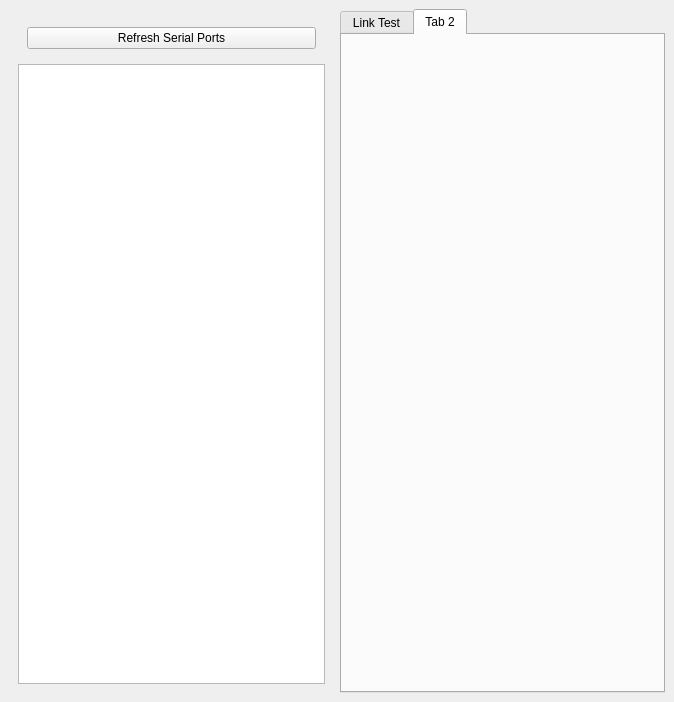
This is Frontend/Windows/MainWindow/mainwindow.ui in WPI-HPRC/gs-control-2024-2025 as Qt 5 draws it before an edit. The edited form follows.
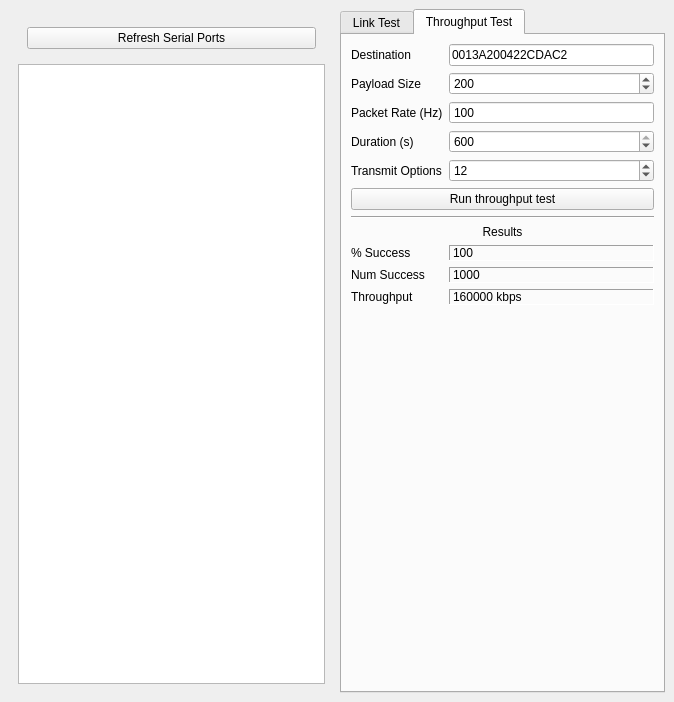
This is the edited form. The open tabs and pages were chosen to show the change. Custom widgets are drawn as their Qt base class.

Commit message: created throughputTest UI

What changed in the file:
```diff
--- a/Frontend/Windows/MainWindow/mainwindow.ui
+++ b/Frontend/Windows/MainWindow/mainwindow.ui
@@ -29,6 +29,9 @@
       <property name="currentIndex">
        <number>0</number>
       </property>
+      <property name="elideMode">
+       <enum>Qt::TextElideMode::ElideRight</enum>
+      </property>
       <property name="usesScrollButtons">
        <bool>false</bool>
       </property>
@@ -373,8 +376,207 @@
       </widget>
       <widget class="QWidget" name="tab_2">
        <attribute name="title">
-        <string>Tab 2</string>
+        <string>Throughput Test</string>
        </attribute>
+       <layout class="QGridLayout" name="gridLayout_4">
+        <item row="0" column="0">
+         <widget class="QLabel" name="label_15">
+          <property name="text">
+           <string>Destination</string>
+          </property>
+         </widget>
+        </item>
+        <item row="1" column="0">
+         <widget class="QLabel" name="label_16">
+          <property name="text">
+           <string>Payload Size</string>
+          </property>
+         </widget>
+        </item>
+        <item row="8" column="0">
+         <widget class="QLabel" name="label_21">
+          <property name="text">
+           <string>% Success</string>
+          </property>
+         </widget>
+        </item>
+        <item row="6" column="0" colspan="2">
+         <widget class="Line" name="line_3">
+          <property name="orientation">
+           <enum>Qt::Orientation::Horizontal</enum>
+          </property>
+         </widget>
+        </item>
+        <item row="9" column="0">
+         <widget class="QLabel" name="label_22">
+          <property name="text">
+           <string>Num Success</string>
+          </property>
+         </widget>
+        </item>
+        <item row="3" column="0">
+         <widget class="QLabel" name="label_18">
+          <property name="text">
+           <string>Duration (s)</string>
+          </property>
+         </widget>
+        </item>
+        <item row="2" column="0">
+         <widget class="QLabel" name="label_17">
+          <property name="text">
+           <string>Packet Rate (Hz)</string>
+          </property>
+         </widget>
+        </item>
+        <item row="4" column="0">
+         <widget class="QLabel" name="label_19">
+          <property name="text">
+           <string>Transmit Options</string>
+          </property>
+         </widget>
+        </item>
+        <item row="5" column="0" colspan="2">
+         <widget class="QPushButton" name="ThroughputTest_Button">
+          <property name="text">
+           <string>Run throughput test</string>
+          </property>
+         </widget>
+        </item>
+        <item row="0" column="1">
+         <widget class="QLineEdit" name="ThroughputTest_DestinationAddress">
+          <property name="text">
+           <string>0013A200422CDAC2</string>
+          </property>
+         </widget>
+        </item>
+        <item row="3" column="1">
+         <widget class="QSpinBox" name="ThroughputTest_Duration">
+          <property name="minimum">
+           <number>10</number>
+          </property>
+          <property name="maximum">
+           <number>600</number>
+          </property>
+          <property name="value">
+           <number>600</number>
+          </property>
+         </widget>
+        </item>
+        <item row="7" column="0" colspan="2">
+         <widget class="QLabel" name="label_20">
+          <property name="text">
+           <string>Results</string>
+          </property>
+          <property name="alignment">
+           <set>Qt::AlignmentFlag::AlignCenter</set>
+          </property>
+         </widget>
+        </item>
+        <item row="2" column="1">
+         <widget class="QSpinBox" name="ThroughputTest_PacketRate">
+          <property name="buttonSymbols">
+           <enum>QAbstractSpinBox::ButtonSymbols::NoButtons</enum>
+          </property>
+          <property name="minimum">
+           <number>100</number>
+          </property>
+          <property name="maximum">
+           <number>200</number>
+          </property>
+          <property name="value">
+           <number>100</number>
+          </property>
+         </widget>
+        </item>
+        <item row="1" column="1">
+         <widget class="QSpinBox" name="ThroughputTest_PayloadTest">
+          <property name="minimum">
+           <number>1</number>
+          </property>
+          <property name="maximum">
+           <number>255</number>
+          </property>
+          <property name="singleStep">
+           <number>10</number>
+          </property>
+          <property name="value">
+           <number>200</number>
+          </property>
+         </widget>
+        </item>
+        <item row="11" column="0" colspan="2">
+         <spacer name="verticalSpacer_2">
+          <property name="orientation">
+           <enum>Qt::Orientation::Vertical</enum>
+          </property>
+          <property name="sizeHint" stdset="0">
+           <size>
+            <width>20</width>
+            <height>40</height>
+           </size>
+          </property>
+         </spacer>
+        </item>
+        <item row="10" column="0">
+         <widget class="QLabel" name="label_23">
+          <property name="text">
+           <string>Throughput</string>
+          </property>
+         </widget>
+        </item>
+        <item row="8" column="1">
+         <widget class="QLabel" name="ThroughputTestResult_PercentSuccess">
+          <property name="frameShape">
+           <enum>QFrame::Shape::Panel</enum>
+          </property>
+          <property name="frameShadow">
+           <enum>QFrame::Shadow::Sunken</enum>
+          </property>
+          <property name="text">
+           <string>100</string>
+          </property>
+         </widget>
+        </item>
+        <item row="9" column="1">
+         <widget class="QLabel" name="ThroughputTestResult_NumSuccess">
+          <property name="frameShape">
+           <enum>QFrame::Shape::Panel</enum>
+          </property>
+          <property name="frameShadow">
+           <enum>QFrame::Shadow::Sunken</enum>
+          </property>
+          <property name="text">
+           <string>1000</string>
+          </property>
+         </widget>
+        </item>
+        <item row="10" column="1">
+         <widget class="QLabel" name="ThroughputTestResult_Throughput">
+          <property name="frameShape">
+           <enum>QFrame::Shape::Panel</enum>
+          </property>
+          <property name="frameShadow">
+           <enum>QFrame::Shadow::Sunken</enum>
+          </property>
+          <property name="text">
+           <string>160000 kbps</string>
+          </property>
+         </widget>
+        </item>
+        <item row="4" column="1">
+         <widget class="QSpinBox" name="ThroughputTest_TransmitOptions">
+          <property name="maximum">
+           <number>255</number>
+          </property>
+          <property name="value">
+           <number>18</number>
+          </property>
+          <property name="displayIntegerBase">
+           <number>16</number>
+          </property>
+         </widget>
+        </item>
+       </layout>
       </widget>
      </widget>
     </item>
```
Left out of the diff: 2 changed lines with no effect on the pictures. The commit also changes 1 other file.
